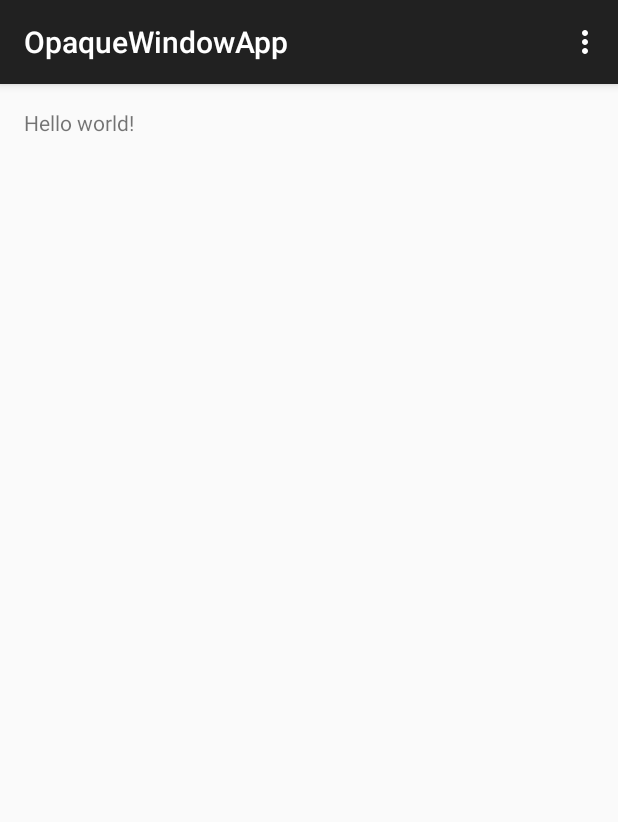
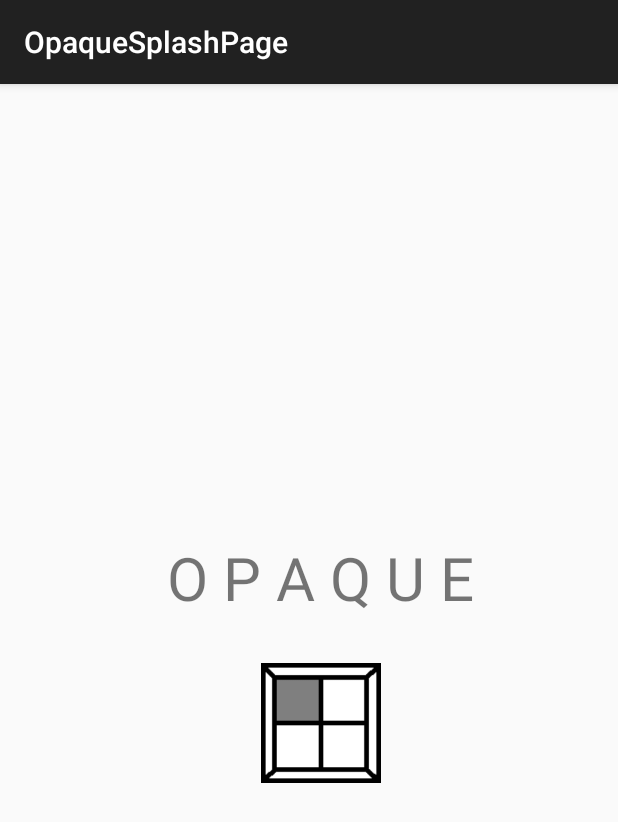
Before and after one commit to thuanchoo/OpaqueWindowApp, an Android app: the screen it shows after launch (MainActivity before the commit, OpaqueSplashPage after it), on a phone screen of 412 x 824 dp. Shown: the top 822 px of the screen. Run offline under Robolectric (Android 15) with nearby library versions, the phone set to English and light mode, and no system bars.

Commit message:
Splash page
Added splash page and animation (does not fully work yet)

```diff
--- a/OpaqueWindowApp/app/src/main/AndroidManifest.xml
+++ b/OpaqueWindowApp/app/src/main/AndroidManifest.xml
@@ -8,8 +8,8 @@
         android:label="@string/app_name"
         android:theme="@style/AppTheme" >
         <activity
-            android:name=".MainActivity"
-            android:label="@string/app_name" >
+            android:name=".OpaqueSplashPage"
+            android:label="OpaqueSplashPage" >
             <intent-filter>
                 <action android:name="android.intent.action.MAIN" />
 
--- a/OpaqueWindowApp/app/src/main/java/com/example/thuan/opaquewindowapp/MainActivity.java
+++ /dev/null
@@ -1,39 +0,0 @@
-package com.example.thuan.opaquewindowapp;
-
-import android.support.v7.app.ActionBarActivity;
-import android.os.Bundle;
-import android.view.Menu;
-import android.view.MenuItem;
-
-
-public class MainActivity extends ActionBarActivity {
-
-    @Override
-    protected void onCreate(Bundle savedInstanceState) {
-        super.onCreate(savedInstanceState);
-        setContentView(R.layout.activity_main);
-    }
-
-
-    @Override
-    public boolean onCreateOptionsMenu(Menu menu) {
-        // Inflate the menu; this adds items to the action bar if it is present.
-        getMenuInflater().inflate(R.menu.menu_main, menu);
-        return true;
-    }
-
-    @Override
-    public boolean onOptionsItemSelected(MenuItem item) {
-        // Handle action bar item clicks here. The action bar will
-        // automatically handle clicks on the Home/Up button, so long
-        // as you specify a parent activity in AndroidManifest.xml.
-        int id = item.getItemId();
-
-        //noinspection SimplifiableIfStatement
-        if (id == R.id.action_settings) {
-            return true;
-        }
-
-        return super.onOptionsItemSelected(item);
-    }
-}
--- /dev/null
+++ b/OpaqueWindowApp/app/src/main/java/com/example/thuan/opaquewindowapp/OpaqueSplashPage.java
@@ -0,0 +1,28 @@
+package com.example.thuan.opaquewindowapp;
+
+import android.graphics.drawable.AnimationDrawable;
+import android.support.v7.app.ActionBarActivity;
+import android.os.Bundle;
+import android.widget.ImageView;
+
+
+public class OpaqueSplashPage extends ActionBarActivity {
+
+    AnimationDrawable windowAnimation;
+    ImageView image;
+
+    @Override
+    protected void onCreate(Bundle savedInstanceState) {
+        super.onCreate(savedInstanceState);
+        setContentView(R.layout.activity_opaque_splash_page);
+        image = (ImageView) findViewById(R.id.window_animation);
+        image.setBackgroundResource(R.drawable.splash_page_animation);
+        windowAnimation = (AnimationDrawable) image.getBackground();
+    }
+
+    public void onWindowFocusChanged(boolean hasFocus) {
+        if(hasFocus) {
+            windowAnimation.start();
+        }
+    }
+}
--- /dev/null
+++ b/OpaqueWindowApp/app/src/main/res/drawable/splash_page_animation.xml
@@ -0,0 +1,7 @@
+<animation-list xmlns:android="http://schemas.android.com/apk/res/android"
+    android:oneshot="false">
+    <item android:drawable="@drawable/window_animation_1" android:duration="1000" />
+    <item android:drawable="@drawable/window_animation_2" android:duration="200"  />
+    <item android:drawable="@drawable/window_animation_3" android:duration="200"  />
+    <item android:drawable="@drawable/window_animation_4" android:duration="200"  />
+</animation-list>
--- a/OpaqueWindowApp/app/src/main/res/layout/activity_main.xml
+++ /dev/null
@@ -1,11 +0,0 @@
-<RelativeLayout xmlns:android="http://schemas.android.com/apk/res/android"
-    xmlns:tools="http://schemas.android.com/tools" android:layout_width="match_parent"
-    android:layout_height="match_parent" android:paddingLeft="@dimen/activity_horizontal_margin"
-    android:paddingRight="@dimen/activity_horizontal_margin"
-    android:paddingTop="@dimen/activity_vertical_margin"
-    android:paddingBottom="@dimen/activity_vertical_margin" tools:context=".MainActivity">
-
-    <TextView android:text="@string/hello_world" android:layout_width="wrap_content"
-        android:layout_height="wrap_content" />
-
-</RelativeLayout>
--- /dev/null
+++ b/OpaqueWindowApp/app/src/main/res/layout/activity_opaque_splash_page.xml
@@ -0,0 +1,25 @@
+<LinearLayout xmlns:android="http://schemas.android.com/apk/res/android"
+    xmlns:tools="http://schemas.android.com/tools" android:layout_width="match_parent"
+    android:layout_height="match_parent" android:paddingLeft="@dimen/activity_horizontal_margin"
+    android:gravity="center"
+    android:orientation="vertical"
+    tools:context="com.example.thuan.opaquewindowapp.OpaqueSplashPage">
+
+    <TextView
+        android:text="@string/app_display_name"
+        android:textSize="40dp"
+        android:layout_width="wrap_content"
+        android:layout_height="wrap_content" />
+
+    <ImageView
+        android:id="@+id/window_animation"
+        android:layout_width="wrap_content"
+        android:layout_height="wrap_content"
+        android:layout_marginTop="30dp"
+        android:adjustViewBounds="true"
+        android:maxWidth="80dp"
+        android:maxHeight="80dp"
+        android:scaleType="fitCenter"
+        android:src="@drawable/splash_page_animation"/>
+
+</LinearLayout>
--- /dev/null
+++ b/OpaqueWindowApp/app/src/main/res/menu/menu_opaque_splash_page.xml
@@ -0,0 +1,7 @@
+<menu xmlns:android="http://schemas.android.com/apk/res/android"
+    xmlns:app="http://schemas.android.com/apk/res-auto"
+    xmlns:tools="http://schemas.android.com/tools"
+    tools:context="com.example.thuan.opaquewindowapp.OpaqueSplashPage">
+    <item android:id="@+id/action_settings" android:title="@string/action_settings"
+        android:orderInCategory="100" app:showAsAction="never" />
+</menu>
--- a/OpaqueWindowApp/app/src/main/res/values/strings.xml
+++ b/OpaqueWindowApp/app/src/main/res/values/strings.xml
@@ -2,7 +2,8 @@
 <resources>
 
     <string name="app_name">OpaqueWindowApp</string>
-    <string name="hello_world">Hello world!</string>
+    <string name="app_display_name">O P A Q U E</string>
     <string name="action_settings">Settings</string>
+    <string name="title_activity_opaque_splash_page">OpaqueSplashPage</string>
 
 </resources>
```
Also changed, not shown: OpaqueWindowApp/app/src/main/res/drawable/window_animation_1.png (added), OpaqueWindowApp/app/src/main/res/drawable/window_animation_2.png (added), OpaqueWindowApp/app/src/main/res/drawable/window_animation_3.png (added), OpaqueWindowApp/app/src/main/res/drawable/window_animation_4.png (added), 1 other file.
